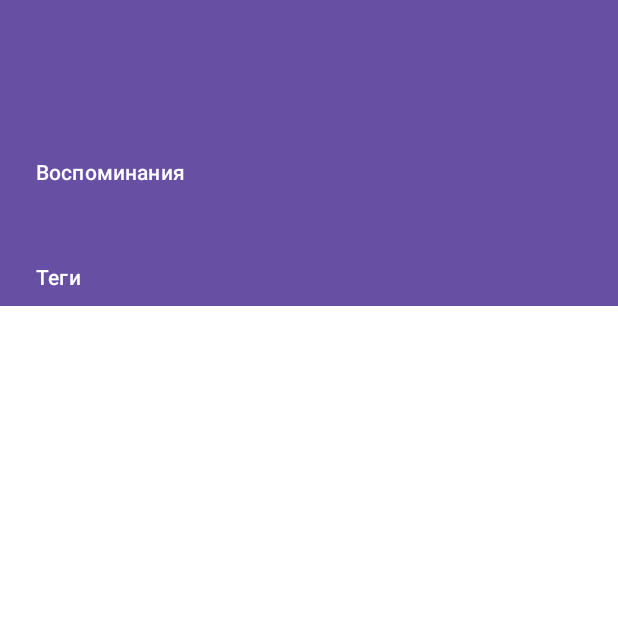
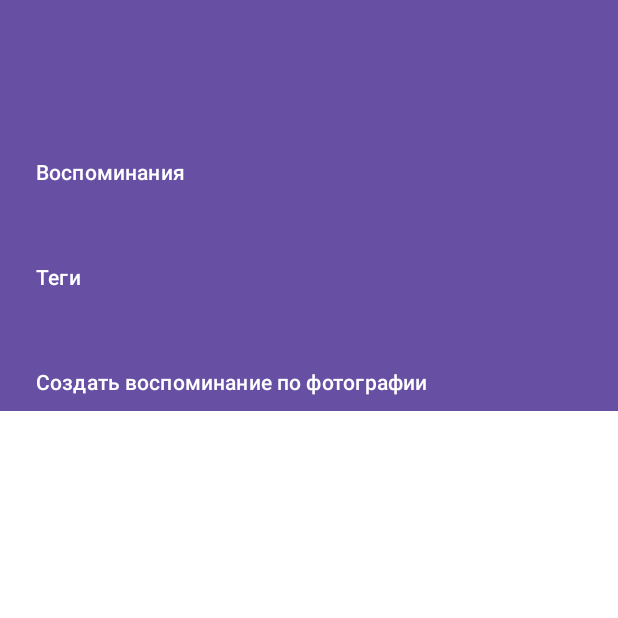
Before and after one commit to NSU-PinMap/PinMap, an Android app: the MainMenuFragment screen opened through its navigation route, on a phone screen of 412 x 824 dp, the top half of it. Run offline under Robolectric (Android 15) with nearby library versions, the phone set to English and light mode, and no system bars; our stand-ins replace Room's generated code; libraries missing offline, so code that uses them is left out: org.osmdroid.config, org.osmdroid.tileprovider, org.osmdroid.util, org.osmdroid.views; plain views replace MapView; 13 statements that could not run were skipped.

Commit message:
Добавлена кнопка создания воспоминания по фотографии (без реализации)

```diff
--- a/app/src/main/res/layout/fragment_main_menu.xml
+++ b/app/src/main/res/layout/fragment_main_menu.xml
@@ -39,4 +39,15 @@
         app:layout_constraintStart_toStartOf="parent"
         app:layout_constraintTop_toBottomOf="@+id/buttonpins" />
 
+    <Button
+        android:id="@+id/buttonphoto"
+        android:layout_width="0dp"
+        android:layout_height="70dp"
+        android:background="@color/black"
+        android:gravity="start|center_vertical|bottom"
+        android:text="Создать воспоминание по фотографии"
+        app:layout_constraintEnd_toEndOf="parent"
+        app:layout_constraintStart_toStartOf="parent"
+        app:layout_constraintTop_toBottomOf="@+id/buttontags" />
+
 </androidx.constraintlayout.widget.ConstraintLayout>
```
